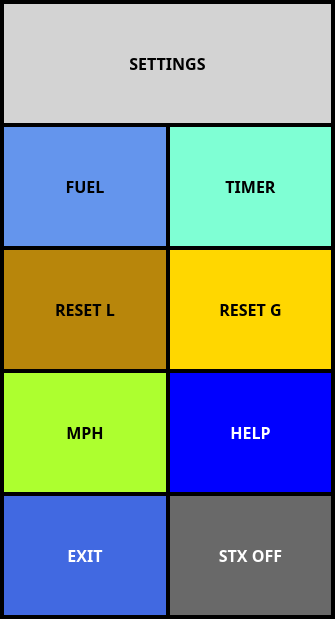
This is ui/MenuDialog.ui in UnexplodedMinds/Stratofier as Qt 5 draws it before an edit. The edited form follows.
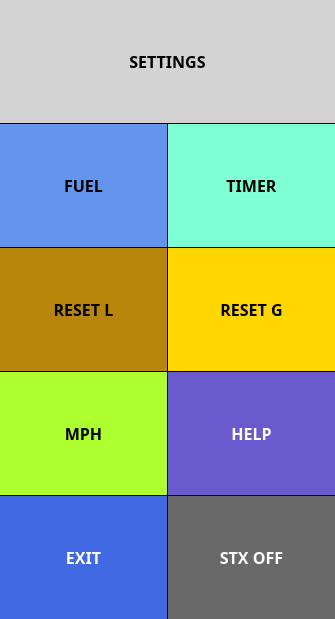
This is the edited form.

Commit message: Traffic positioning and track updates, Cleaned up menus.

```diff
--- a/ui/MenuDialog.ui
+++ b/ui/MenuDialog.ui
@@ -97,7 +97,7 @@
 	border: none;
 	color: white;
 	background-color: DimGray;
-	margin: 2px;
+	margin: 0px;
 }
 QPushButton::pressed
 {
@@ -110,19 +110,19 @@
   </property>
   <layout class="QGridLayout" name="gridLayout">
    <property name="leftMargin">
-    <number>2</number>
+    <number>0</number>
    </property>
    <property name="topMargin">
-    <number>2</number>
+    <number>0</number>
    </property>
    <property name="rightMargin">
-    <number>2</number>
+    <number>0</number>
    </property>
    <property name="bottomMargin">
-    <number>2</number>
+    <number>0</number>
    </property>
    <property name="spacing">
-    <number>0</number>
+    <number>1</number>
    </property>
    <item row="15" column="1">
     <widget class="QPushButton" name="m_pExitStratofierButton">
@@ -266,6 +266,9 @@
        <bold>true</bold>
       </font>
      </property>
+     <property name="autoFillBackground">
+      <bool>false</bool>
+     </property>
      <property name="styleSheet">
       <string notr="true">QPushButton
 {
@@ -302,6 +305,9 @@
        <bold>true</bold>
       </font>
      </property>
+     <property name="autoFillBackground">
+      <bool>false</bool>
+     </property>
      <property name="styleSheet">
       <string notr="true">QPushButton
 {
@@ -368,6 +374,9 @@
        <bold>true</bold>
       </font>
      </property>
+     <property name="autoFillBackground">
+      <bool>false</bool>
+     </property>
      <property name="styleSheet">
       <string notr="true">QPushButton
 {
@@ -414,7 +423,7 @@
       <string notr="true">QPushButton
 {
 	border: none;
-	background-color: Blue;
+	background-color: SlateBlue;
 	color: white;
 }
 QPushButton::pressed
@@ -449,6 +458,9 @@
        <bold>true</bold>
       </font>
      </property>
+     <property name="autoFillBackground">
+      <bool>false</bool>
+     </property>
      <property name="styleSheet">
       <string notr="true">QPushButton
 {
```
Left out of the diff: 2 changed lines with no effect on the pictures. The commit also changes 26 other files.
